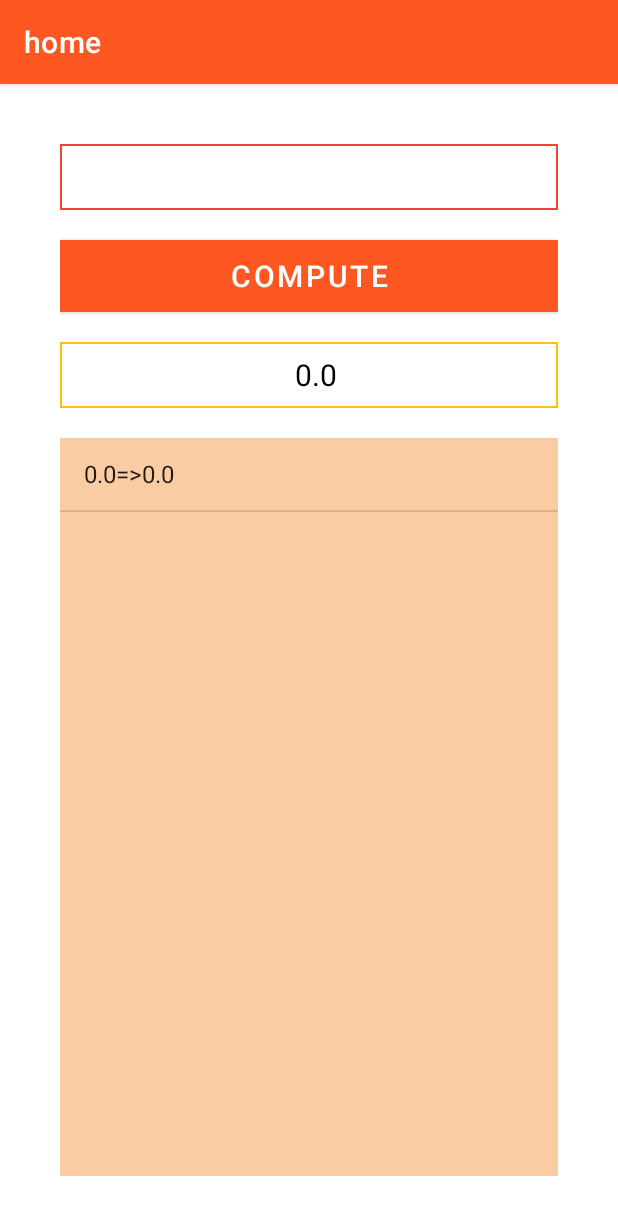
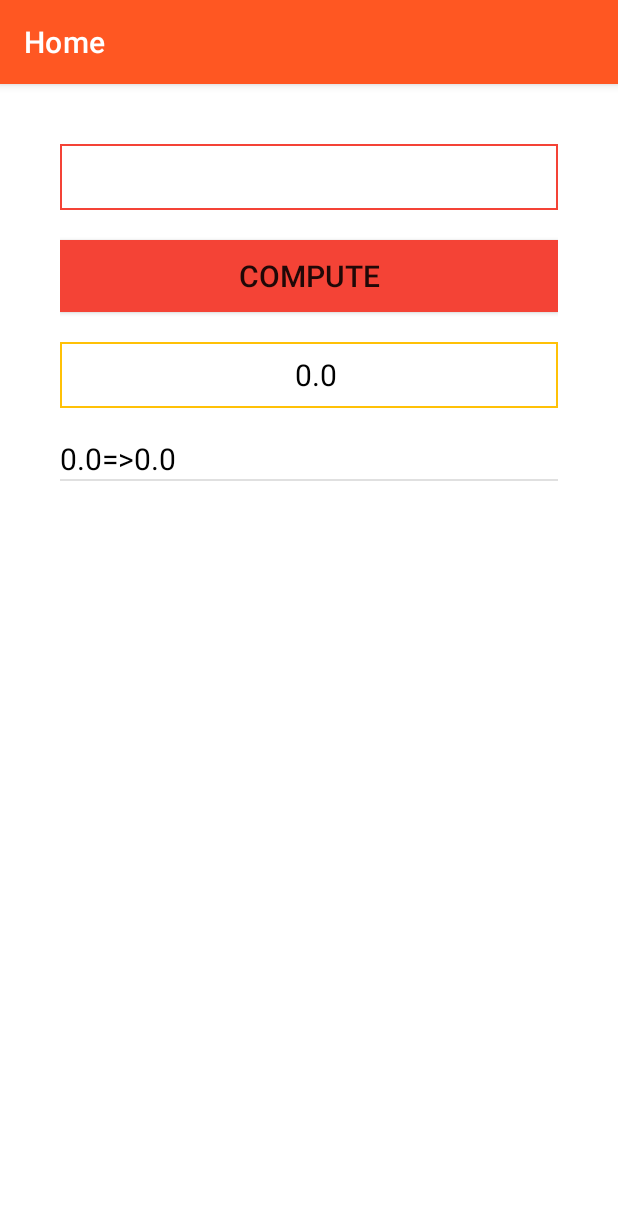
Before and after one commit to Jijinet/Android-app-Native-Calculator-, an Android app: the screen it shows after launch (HomeActivity), after a tap on "COMPUTE", on a phone screen of 412 x 824 dp. Shown: the top 1215 px of the screen. Run offline under Robolectric (Android 15) with nearby library versions, the phone set to English and light mode, and no system bars; 1 statement that could not run was skipped.

Commit message:
improvement commit

```diff
--- a/app/src/main/AndroidManifest.xml
+++ b/app/src/main/AndroidManifest.xml
@@ -9,7 +9,7 @@
         android:roundIcon="@mipmap/icon_round"
         android:supportsRtl="true"
         android:theme="@style/Theme.FirstApp">
-        <activity android:name=".HomeActivity" android:label="home"></activity>
+        <activity android:name=".HomeActivity" android:label="Home"></activity>
         <activity android:name=".MainActivity">
             <intent-filter>
                 <action android:name="android.intent.action.MAIN" />
--- a/app/src/main/java/com/example/firstapp/HomeActivity.java
+++ b/app/src/main/java/com/example/firstapp/HomeActivity.java
@@ -2,10 +2,12 @@ package com.example.firstapp;
 
 import androidx.appcompat.app.AppCompatActivity;
 
+import android.graphics.drawable.ColorDrawable;
 import android.os.Bundle;
 import android.view.View;
 import android.widget.ArrayAdapter;
 import android.widget.Button;
+import android.widget.EditText;
 import android.widget.ListView;
 import android.widget.TextView;
 
@@ -19,13 +21,14 @@ public class HomeActivity extends AppCompatActivity {
         super.onCreate(savedInstanceState);
         setContentView(R.layout.activity_home);
 
-        final TextView inputNumber=findViewById(R.id.input_number);
+        final EditText inputNumber=findViewById(R.id.input_number);
         Button btnCompute=findViewById(R.id.compute_btn);
         final TextView textResult=findViewById(R.id.text_result);
         ListView list_view_result=findViewById(R.id.list_view_result);
         List<String> data=new ArrayList<>();
-        ArrayAdapter<String> stringArrayAdapter=new ArrayAdapter<>(this, android.R.layout.simple_list_item_1,data);
+        ArrayAdapter<String> stringArrayAdapter=new ArrayAdapter<>(this,R.layout.custom_textview,R.id.list_content,data);
         list_view_result.setAdapter(stringArrayAdapter);
+        getSupportActionBar().setBackgroundDrawable(new ColorDrawable(getResources().getColor(R.color.orange_500)));
 
         btnCompute.setOnClickListener(new View.OnClickListener() {
             @Override
--- a/app/src/main/java/com/example/firstapp/MainActivity.java
+++ b/app/src/main/java/com/example/firstapp/MainActivity.java
@@ -23,7 +23,7 @@ public class MainActivity extends AppCompatActivity {
             public void run() {
                 Intent mainIntent = new Intent(MainActivity.this, HomeActivity.class);
                 MainActivity.this.startActivity(mainIntent);
-
+                MainActivity.this.finish();
             }
         }, 3000);
 
--- a/app/src/main/res/layout/activity_home.xml
+++ b/app/src/main/res/layout/activity_home.xml
@@ -9,7 +9,7 @@
     android:padding="40dp"
     tools:context=".HomeActivity">
 
-    <TextView
+    <EditText
         android:id="@+id/input_number"
         android:layout_width="match_parent"
         android:layout_height="44dp"
@@ -23,13 +23,13 @@
         android:textSize="18sp"
         />
 
-    <Button
+    <androidx.appcompat.widget.AppCompatButton
         android:id="@+id/compute_btn"
         android:layout_width="match_parent"
         android:layout_height="wrap_content"
         android:layout_marginTop="20dp"
         android:layout_marginBottom="20dp"
-        android:background="@color/orange_500"
+        android:background="@color/orange_700"
         android:text="@string/compute_btn"
         android:textSize="20sp" />
 
@@ -49,7 +49,7 @@
         android:id="@+id/list_view_result"
         android:layout_width="match_parent"
         android:layout_height="match_parent"
-        android:background="#FACCA4"
+        android:background="#FFFFFF"
         android:textColor="@color/black"
         android:visibility="visible"
         tools:visibility="visible" />
--- /dev/null
+++ b/app/src/main/res/layout/custom_textview.xml
@@ -0,0 +1,12 @@
+<?xml version="1.0" encoding="utf-8"?>
+
+<TextView xmlns:android="http://schemas.android.com/apk/res/android"
+    android:id="@+id/list_content"
+    android:textColor="#000000"
+    android:text=""
+    android:textSize="20dp"
+    android:layout_marginTop="20dp"
+    android:layout_marginBottom="20dp"
+    android:layout_width="fill_parent"
+    android:layout_height="wrap_content"
+    />
--- a/app/src/main/res/values-night/themes.xml
+++ /dev/null
@@ -1,16 +0,0 @@
-<resources xmlns:tools="http://schemas.android.com/tools">
-    <!-- Base application theme. -->
-    <style name="Theme.FirstApp" parent="Theme.MaterialComponents.DayNight.DarkActionBar">
-        <!-- Primary brand color. -->
-        <item name="colorPrimary">@color/purple_200</item>
-        <item name="colorPrimaryVariant">@color/purple_700</item>
-        <item name="colorOnPrimary">@color/black</item>
-        <!-- Secondary brand color. -->
-        <item name="colorSecondary">@color/teal_200</item>
-        <item name="colorSecondaryVariant">@color/teal_200</item>
-        <item name="colorOnSecondary">@color/black</item>
-        <!-- Status bar color. -->
-        <item name="android:statusBarColor" tools:targetApi="l">?attr/colorPrimaryVariant</item>
-        <!-- Customize your theme here. -->
-    </style>
-</resources>
--- a/app/src/main/res/values/themes.xml
+++ b/app/src/main/res/values/themes.xml
@@ -3,14 +3,17 @@
     <style name="Theme.FirstApp" parent="Theme.MaterialComponents.DayNight.DarkActionBar">
         <!-- Primary brand color. -->
         <item name="colorPrimary">@color/orange_500</item>
-        <item name="colorPrimaryVariant">@color/orange_700</item>
+        <item name="colorPrimaryVariant">@color/orange_500</item>
         <item name="colorOnPrimary">@color/white</item>
         <!-- Secondary brand color. -->
-        <item name="colorSecondary">@color/teal_200</item>
-        <item name="colorSecondaryVariant">@color/teal_700</item>
-        <item name="colorOnSecondary">@color/black</item>
+        <item name="colorSecondary">@color/orange_500</item>
+        <item name="colorSecondaryVariant">@color/orange_500</item>
+        <item name="colorOnSecondary">@color/orange_500</item>
+        <item name="backgroundColor">@color/orange_500</item>
+        <item name="background">@color/orange_500</item>
         <!-- Status bar color. -->
         <item name="android:statusBarColor" tools:targetApi="l">?attr/colorPrimaryVariant</item>
         <!-- Customize your theme here. -->
     </style>
+
 </resources>
```
Also changed, not shown: app/src/main/res/drawable/splash.jpg, app/src/main/res/mipmap-xhdpi/icon.png.
